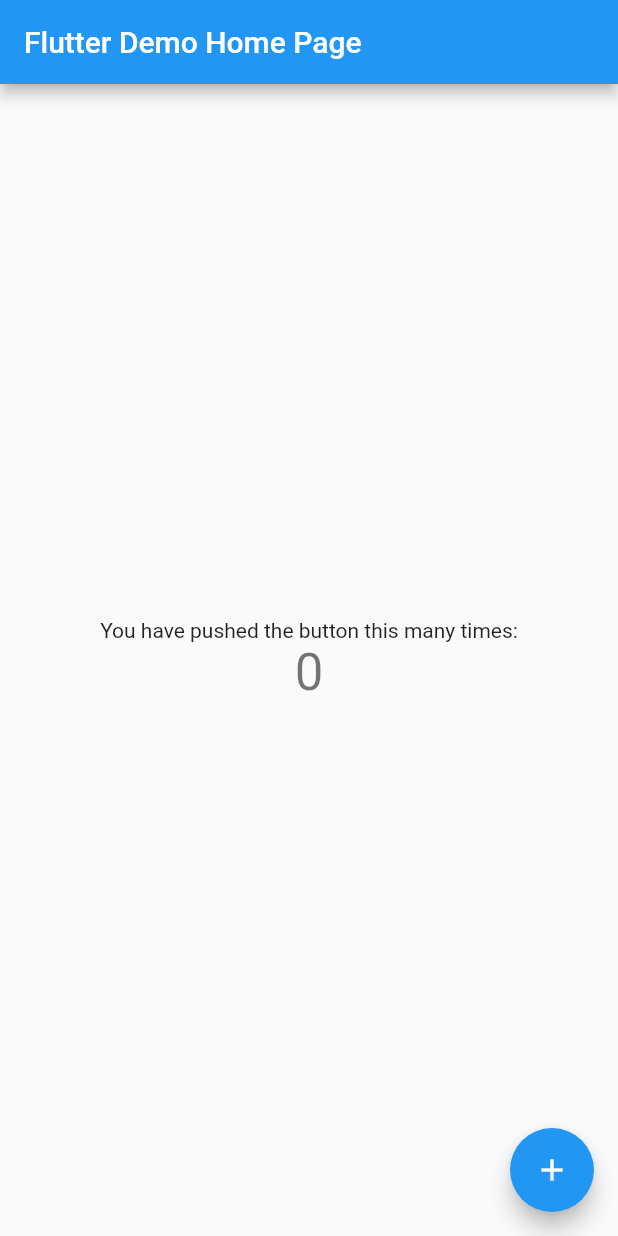
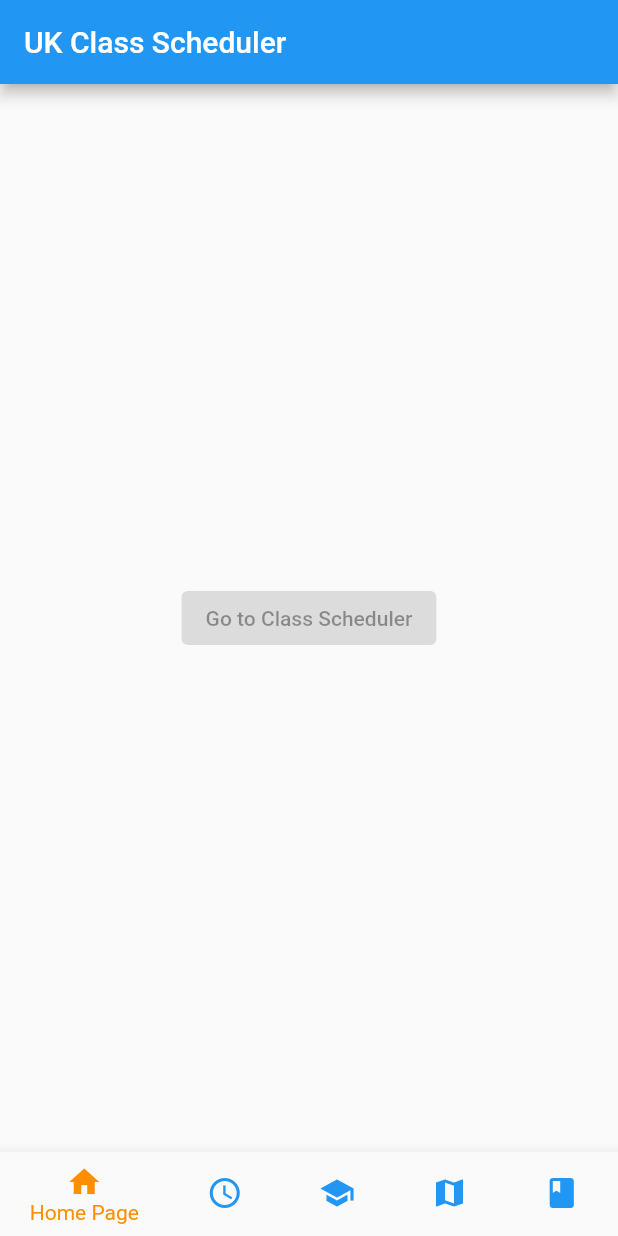
Before and after one commit to benKeener/CS498, a Flutter app: the screen it shows after launch, on a phone screen of 412 x 824 dp. Run offline on Flutter 3.47's test engine with Material 2 defaults, Android fonts, the phone set to English and light mode, and no system bars; missing offline and left inert: firebase; accounts and stored records are empty.

Commit message:
Fixed Project Structure and Added catalog.dart

```diff
--- a/lib/main.dart
+++ b/lib/main.dart
@@ -1,126 +1,102 @@
+
 import 'package:flutter/material.dart';
-import 'package:firebase/firebase.dart';
+import 'catalog.dart';
+
+void main() => runApp(const MyApp());
 
 
+class MyApp extends StatelessWidget {
+  const MyApp({Key? key}) : super(key: key);
 
-void main() {
-  initializeApp(
-      apiKey: "AIzaSyDyfP3aTF39_rq5-v3y32c1zaMEKCmwvqE",
-      authDomain: "86501213007-cr56drmg6cug69uthdikcnl4vuarb3dg.apps.googleusercontent.com",
-      databaseURL: "https://cs498data-default-rtdb.firebaseio.com",
-      projectId: "cs498data",
-      storageBucket: "cs498data.appspot.com");
+  static const String _title = 'Flutter Code Sample';
 
-
-
-  runApp(MyApp());
-}
-
-class MyApp extends StatelessWidget {
-  // This widget is the root of your application.
   @override
   Widget build(BuildContext context) {
-    return MaterialApp(
-      title: 'Flutter Demo',
-      theme: ThemeData(
-        // This is the theme of your application.
-        //
-        // Try running your application with "flutter run". You'll see the
-        // application has a blue toolbar. Then, without quitting the app, try
-        // changing the primarySwatch below to Colors.green and then invoke
-        // "hot reload" (press "r" in the console where you ran "flutter run",
-        // or simply save your changes to "hot reload" in a Flutter IDE).
-        // Notice that the counter didn't reset back to zero; the application
-        // is not restarted.
-        primarySwatch: Colors.blue,
-      ),
-      home: MyHomePage(title: 'Flutter Demo Home Page'),
+    return const MaterialApp(
+      title: _title,
+      home: MyStatefulWidget(),
+      debugShowCheckedModeBanner: false,
+      initialRoute: '/',
     );
   }
 }
 
-class MyHomePage extends StatefulWidget {
-  MyHomePage({Key key, this.title}) : super(key: key);
-
-  // This widget is the home page of your application. It is stateful, meaning
-  // that it has a State object (defined below) that contains fields that affect
-  // how it looks.
-
-  // This class is the configuration for the state. It holds the values (in this
-  // case the title) provided by the parent (in this case the App widget) and
-  // used by the build method of the State. Fields in a Widget subclass are
-  // always marked "final".
-
-  final String title;
+/// This is the stateful widget that the main application instantiates.
+class MyStatefulWidget extends StatefulWidget {
+  const MyStatefulWidget({Key? key}) : super(key: key);
 
   @override
-  _MyHomePageState createState() => _MyHomePageState();
+  State<MyStatefulWidget> createState() => _MyStatefulWidgetState();
 }
 
-class _MyHomePageState extends State<MyHomePage> {
-  int _counter = 0;
-  Database db = database();
+class _MyStatefulWidgetState extends State<MyStatefulWidget> {
+  int _selectedIndex = 0;
+  static const TextStyle optionStyle =
+  TextStyle(fontSize: 30, fontWeight: FontWeight.bold);
+  static const List<Widget> _widgetOptions = <Widget>[
+    ElevatedButton(onPressed: null, child: Text("Go to Class Scheduler")),
+    //This button will Navigator push to the route with matthews class scheduler
+    Text(
+      'Schedule Your Classes',
+      style: optionStyle,
+    ),
+    Text(
+      'Rate My Professor Scores',
+      style: optionStyle,
+    ),
+    Text(
+      'Find Walking time',
+      style: optionStyle,
+    ),
+    Text(
+      'Course Catalog',
+      style: optionStyle,
+    ),
+  ];
 
-
-  void _incrementCounter() {
-    DatabaseReference ref = db.ref('messages');
-    ref.onValue.listen((e) {
-      DataSnapshot datasnapshot = e.snapshot;
-      // Do something with datasnapshot
-      print("This happens"+datasnapshot.val().toString());
+  void _onItemTapped(int index) {
+    setState(() {
+      _selectedIndex = index;
     });
-
   }
 
   @override
   Widget build(BuildContext context) {
-    // This method is rerun every time setState is called, for instance as done
-    // by the _incrementCounter method above.
-    //
-    // The Flutter framework has been optimized to make rerunning build methods
-    // fast, so that you can just rebuild anything that needs updating rather
-    // than having to individually change instances of widgets.
     return Scaffold(
       appBar: AppBar(
-        // Here we take the value from the MyHomePage object that was created by
-        // the App.build method, and use it to set our appbar title.
-        title: Text(widget.title),
+        title: const Text('UK Class Scheduler'),
       ),
       body: Center(
-        // Center is a layout widget. It takes a single child and positions it
-        // in the middle of the parent.
-        child: Column(
-          // Column is also a layout widget. It takes a list of children and
-          // arranges them vertically. By default, it sizes itself to fit its
-          // children horizontally, and tries to be as tall as its parent.
-          //
-          // Invoke "debug painting" (press "p" in the console, choose the
-          // "Toggle Debug Paint" action from the Flutter Inspector in Android
-          // Studio, or the "Toggle Debug Paint" command in Visual Studio Code)
-          // to see the wireframe for each widget.
-          //
-          // Column has various properties to control how it sizes itself and
-          // how it positions its children. Here we use mainAxisAlignment to
-          // center the children vertically; the main axis here is the vertical
-          // axis because Columns are vertical (the cross axis would be
-          // horizontal).
-          mainAxisAlignment: MainAxisAlignment.center,
-          children: <Widget>[
-            Text(
-              'You have pushed the button this many times:',
-            ),
-            Text(
-              '$_counter',
-              style: Theme.of(context).textTheme.headline4,
-            ),
-          ],
-        ),
+        child: _widgetOptions.elementAt(_selectedIndex),
       ),
-      floatingActionButton: FloatingActionButton(
-        onPressed: _incrementCounter,
-        tooltip: 'Increment',
-        child: Icon(Icons.add),
-      ), // This trailing comma makes auto-formatting nicer for build methods.
+      bottomNavigationBar: BottomNavigationBar(
+        items: const <BottomNavigationBarItem>[
+          BottomNavigationBarItem(
+            icon: Icon(Icons.home),
+            label: 'Home Page',
+          ),
+          BottomNavigationBarItem(
+            icon: Icon(Icons.schedule),
+            label: 'Schedule Your Classes',
+          ),
+          BottomNavigationBarItem(
+            icon: Icon(Icons.school),
+            label: 'Professor',
+          ),
+          BottomNavigationBarItem(
+            icon: Icon(Icons.map),
+            label: 'Map',
+          ),
+          BottomNavigationBarItem(
+            icon: Icon(Icons.book),
+            label: 'Course Catalog',
+          ),
+        ],
+        unselectedItemColor: Colors.blue,
+        currentIndex: _selectedIndex,
+        selectedItemColor: Colors.amber[800],
+        onTap: _onItemTapped,
+      ),
     );
   }
 }
--- a/pubspec.yaml
+++ b/pubspec.yaml
@@ -18,7 +18,7 @@
 version: 1.0.0+1
 
 environment:
-  sdk: ">=2.7.0 <3.0.0"
+  sdk: ">=2.12.0 <3.0.0"
 
 dependencies:
   flutter:
```
Also changed, not shown: homepage.dart (deleted, +0 -101 lines), lib/catalog.dart (added, +166 -0 lines), lib/login.dart (deleted, +0 -67 lines).
